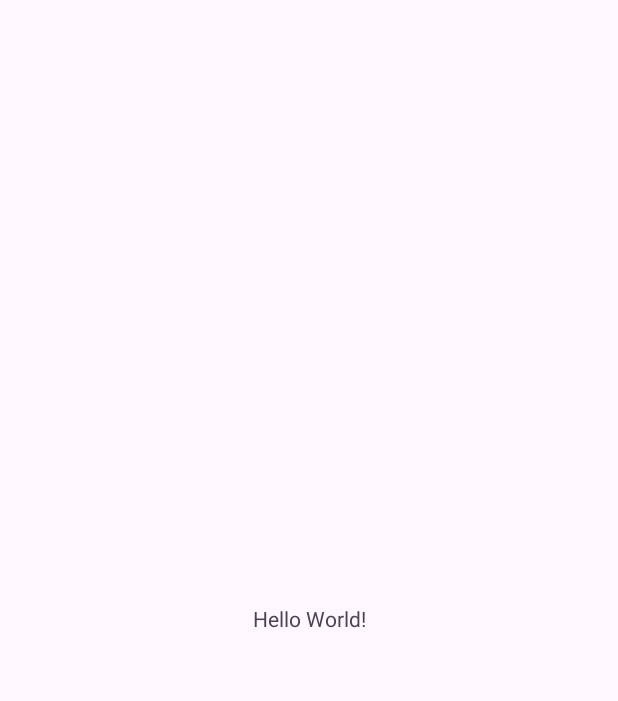
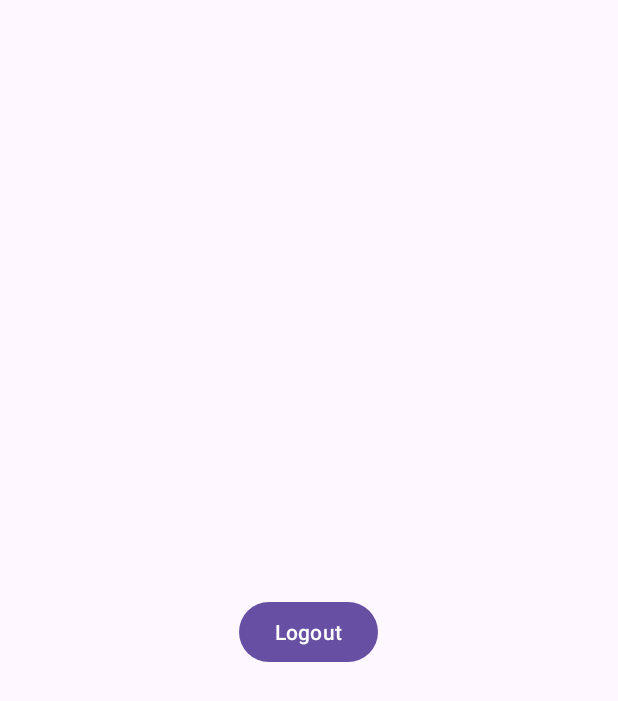
Before and after one commit to Maramjlassi/iotapp, an Android app: the screen it shows after launch once a user with an empty profile is signed in (MainActivity), on a phone screen of 412 x 824 dp. Before the commit the part shown is almost empty. Shown: the top 701 px of the screen. Run offline under Robolectric (Android 15) with nearby library versions, the phone set to English and light mode, and no system bars; our stand-ins replace Firebase (no records; nobody signed in at launch, a user with empty details on screens opened directly).

Commit message:
adding logout

```diff
--- a/app/build.gradle.kts
+++ b/app/build.gradle.kts
@@ -38,6 +38,7 @@ dependencies {
     implementation("com.google.android.material:material:1.8.0")
     implementation("androidx.constraintlayout:constraintlayout:2.1.4")
     implementation("com.google.firebase:firebase-auth-ktx:22.1.2")
+    implementation("com.google.firebase:firebase-firestore-ktx:24.8.1")
     testImplementation("junit:junit:4.13.2")
     androidTestImplementation("androidx.test.ext:junit:1.1.5")
     androidTestImplementation("androidx.test.espresso:espresso-core:3.5.1")
--- a/app/src/main/java/com/example/myapplication/MainActivity.java
+++ b/app/src/main/java/com/example/myapplication/MainActivity.java
@@ -2,13 +2,47 @@ package com.example.myapplication;
 
 import androidx.appcompat.app.AppCompatActivity;
 
+import android.content.Intent;
 import android.os.Bundle;
+import android.view.View;
+import android.widget.Button;
+import android.widget.TextView;
+
+import com.google.firebase.auth.FirebaseAuth;
+import com.google.firebase.auth.FirebaseUser;
 
 public class MainActivity extends AppCompatActivity {
+
+    FirebaseAuth auth;
+    Button button;
+    TextView textView;
+    FirebaseUser user;
 
     @Override
     protected void onCreate(Bundle savedInstanceState) {
         super.onCreate(savedInstanceState);
         setContentView(R.layout.activity_main);
+
+        auth = FirebaseAuth.getInstance();
+        button = findViewById(R.id.logout);
+        textView = findViewById(R.id.user_details);
+        user = auth.getCurrentUser();
+        if (user == null) {
+            Intent intent = new Intent(getApplicationContext(), Login.class);
+            startActivity(intent);
+            finish();
+        }
+        else {
+            textView.setText(user.getEmail());
+        }
+        button.setOnClickListener(new View.OnClickListener() {
+            @Override
+            public void onClick(View view) {
+                FirebaseAuth.getInstance().signOut();
+                Intent intent = new Intent(getApplicationContext(), Login.class);
+                startActivity(intent);
+                finish();
+            }
+        });
     }
 }
--- a/app/src/main/res/layout/activity_main.xml
+++ b/app/src/main/res/layout/activity_main.xml
@@ -1,18 +1,21 @@
 <?xml version="1.0" encoding="utf-8"?>
-<androidx.constraintlayout.widget.ConstraintLayout xmlns:android="http://schemas.android.com/apk/res/android"
+<LinearLayout xmlns:android="http://schemas.android.com/apk/res/android"
     xmlns:app="http://schemas.android.com/apk/res-auto"
     xmlns:tools="http://schemas.android.com/tools"
     android:layout_width="match_parent"
     android:layout_height="match_parent"
+    android:orientation="vertical"
+    android:gravity="center"
     tools:context=".MainActivity">
 
     <TextView
+        android:id="@+id/user_details"
         android:layout_width="wrap_content"
         android:layout_height="wrap_content"
-        android:text="Hello World!"
-        app:layout_constraintBottom_toBottomOf="parent"
-        app:layout_constraintEnd_toEndOf="parent"
-        app:layout_constraintStart_toStartOf="parent"
-        app:layout_constraintTop_toTopOf="parent" />
-
-</androidx.constraintlayout.widget.ConstraintLayout>
+        android:text="Hello World!" />
+    <Button
+        android:text="@string/Logout"
+        android:id="@+id/logout"
+        android:layout_width="wrap_content"
+        android:layout_height="wrap_content" />
+</LinearLayout>
--- a/app/src/main/res/values/strings.xml
+++ b/app/src/main/res/values/strings.xml
@@ -1,7 +1,8 @@
 <resources>
     <string name="app_name">My Application</string>
-    <string name="login">login</string>
-    <string name="register">register</string>
+    <string name="login">Login</string>
+    <string name="register">Register</string>
     <string name="email">email</string>
     <string name="password">password</string>
+    <string name="Logout">Logout</string>
 </resources>
```
